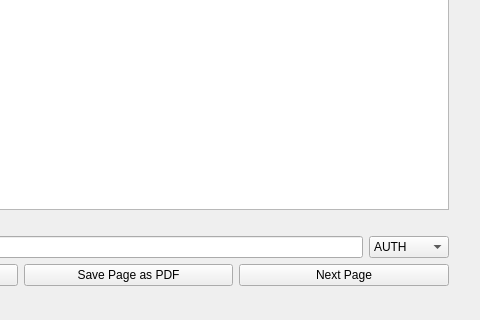
Qt form pdfProcessingWidget.ui (jacobpfondevida/PDF-Page-Splitter) before a commit; both pictures show x 212 to 692 and y 235 to 555 of the 692 by 555 pixel window.
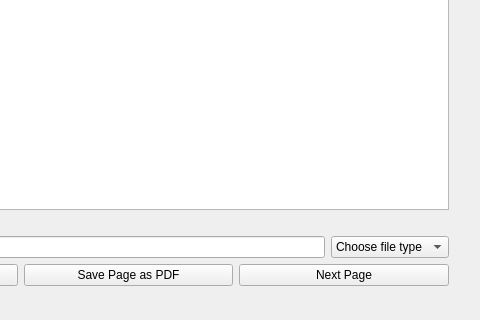
The same form after that commit.

Commit message: Added ability to retain entries for file name and doctype

The edit to the form file:
```diff
--- a/pdfProcessingWidget.ui
+++ b/pdfProcessingWidget.ui
@@ -46,10 +46,15 @@
        <widget class="QComboBox" name="docTypeDropdownBox">
         <property name="minimumSize">
          <size>
-          <width>80</width>
+          <width>100</width>
           <height>0</height>
          </size>
         </property>
+        <item>
+         <property name="text">
+          <string>Choose file type</string>
+         </property>
+        </item>
         <item>
          <property name="text">
           <string>AUTH</string>
```
The commit also changes 2 other files.
